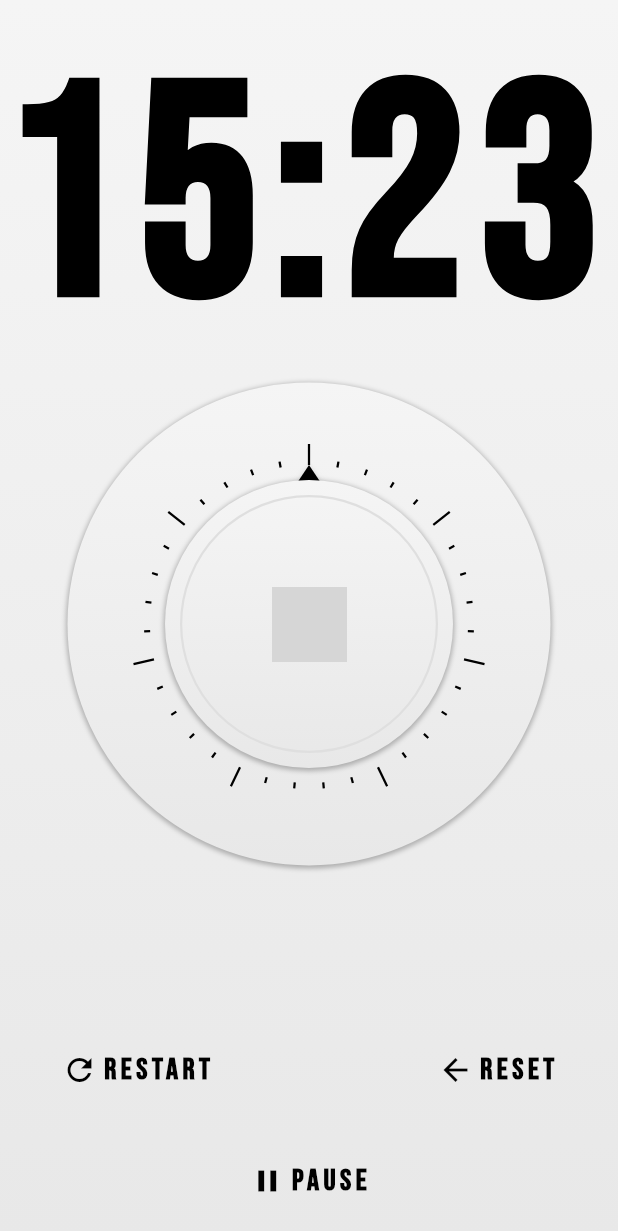
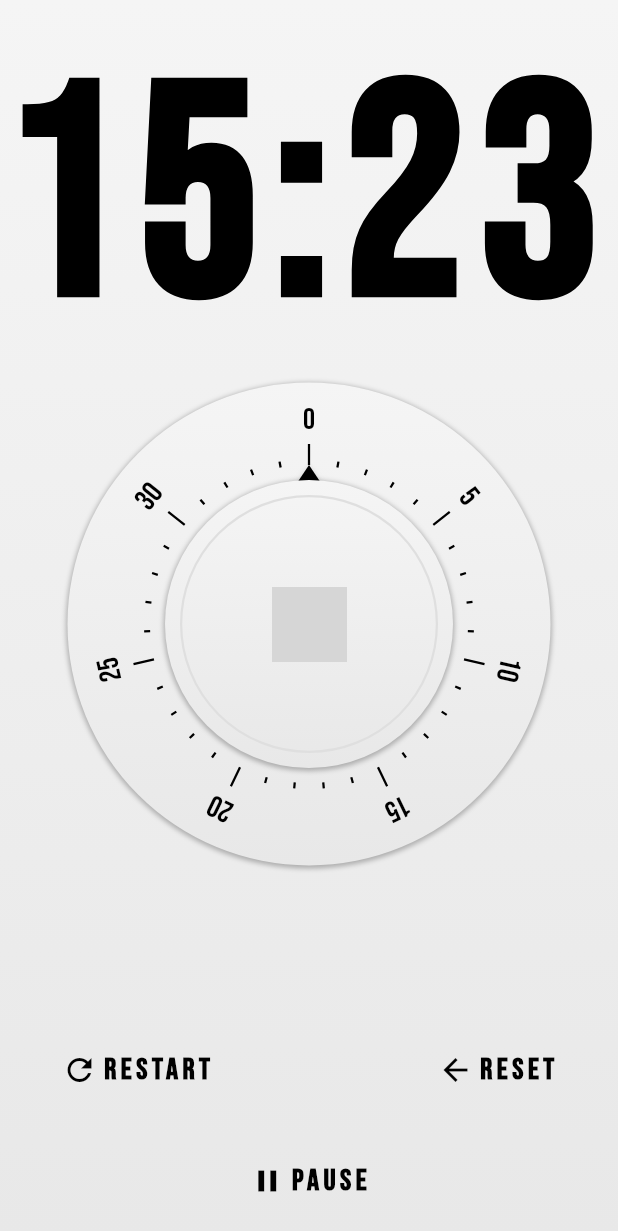
Before and after one commit to jobel-code/flutter-stopwatch, a Flutter app: the screen it shows after launch, on a phone screen of 412 x 824 dp. Shown: the top 1231 px of the screen. Run offline on Flutter 3.47's test engine with Material 2 defaults, Android fonts, the phone set to English and light mode, and no system bars; network calls fail; grey boxes are pictures that could not be loaded.

Commit message:
Added rotated text (textPainter)

```diff
--- a/lib/egg_timer_dial.dart
+++ b/lib/egg_timer_dial.dart
@@ -2,8 +2,6 @@ import 'dart:math';
 
 import 'package:flutter/material.dart';
 import 'package:stopwatch/egg_timer_knob.dart';
-
-
 
 class EggTimerDial extends StatefulWidget {
   @override
@@ -36,36 +34,26 @@ class _EggTimerDialState extends State<EggTimerDial> {
               ],
             ),
             // This padding pushes in from the outer circle
-            child: Stack(
-              children: <Widget>[
+            child: Stack(children: <Widget>[
               Container(
                 // this padding controls where the ticks will be pushed from the outer circle
                 padding: EdgeInsets.all(55.0),
 
                 width: double.infinity,
                 height: double.infinity,
-                  child: CustomPaint(
-                    painter: TickPainter(
-
-                    )
+                child: CustomPaint(painter: TickPainter()),
               ),
-                ),
-
               Padding(
                 padding: const EdgeInsets.all(65.0),
                 child: EggTimerDialKnob(),
-
               ),
-              ]
-            ),
+            ]),
           ),
         ),
       ),
     );
   }
 }
-
-
 
 class TickPainter extends CustomPainter {
   final LONG_TICK = 14.0;
@@ -76,19 +64,28 @@ class TickPainter extends CustomPainter {
   final ticksInset;
   final tickPaint;
 
+  final textPainter;
+  final textStyle;
+
   TickPainter({
     this.tickCount = 35,
     this.ticksPerSection = 5,
     this.ticksInset = 0.0,
-}) : tickPaint = Paint() {
+  })  : tickPaint = Paint(),
+        textPainter = TextPainter(
+          textAlign: TextAlign.center,
+          textDirection:
+              TextDirection.ltr, // do not assume that this is set by default.
+          // It is not, and will raise an error if not set.
+        ),
+        textStyle = TextStyle(
+          color: Colors.black,
+          fontFamily: 'BebasNeue',
+          fontSize: 20.0,
+        ) {
     tickPaint.color = Colors.black;
     tickPaint.strokeWidth = 1.5;
   }
-
-
-
-
-
 
   @override
   void paint(Canvas canvas, Size size) {
@@ -103,7 +100,6 @@ class TickPainter extends CustomPainter {
 
     // Painting short ticks.
     for (var i = 0; i < tickCount; ++i) {
-
       final tickLength = i % ticksPerSection == 0 ? LONG_TICK : SHORT_TICK;
 
       canvas.drawLine(
@@ -111,24 +107,49 @@ class TickPainter extends CustomPainter {
           // so the first LONG_TICK goes on top.
           Offset(0.0, -radius - tickLength), // negative goes up
           // plus keeps it on the exterior
-          tickPaint
+          tickPaint);
+
+      // Check if LONG_TICK then paint text
+      if (i % ticksPerSection == 0) {
+        // Paint text.
+        canvas.save();
+
+        canvas.translate(0.0, -(size.width /2) -30.0); // painting text up.
+        textPainter.text = TextSpan(
+          text: '$i',
+          style: textStyle,
         );
+
+        // Layout the text, to figure it out how large the text would be.
+        textPainter.layout();
+
+        textPainter.paint(
+          canvas,
+          // the offset will help to recenter the text, because if it is zero,
+          // then all the text is left-aligned with the tick mark.
+          // we need to offset the text exactly by half the width of the text.
+          Offset(
+              -textPainter.width / 2,
+              // Now to avoid the text touching the tip of the tick, we offset by
+              // half of the text height.
+              -textPainter.height / 2),
+
+        );
+
+
+        canvas.restore();
+
+      }
 
       canvas.rotate(2 * pi / tickCount);
     }
 
     // restore after drawing all ticks
     canvas.restore();
-
-
   }
-
-
-
 
   @override
   bool shouldRepaint(CustomPainter oldDelegate) {
     return true;
   }
-
 }
```
Lines whose indentation alone changed are shown as unchanged.
